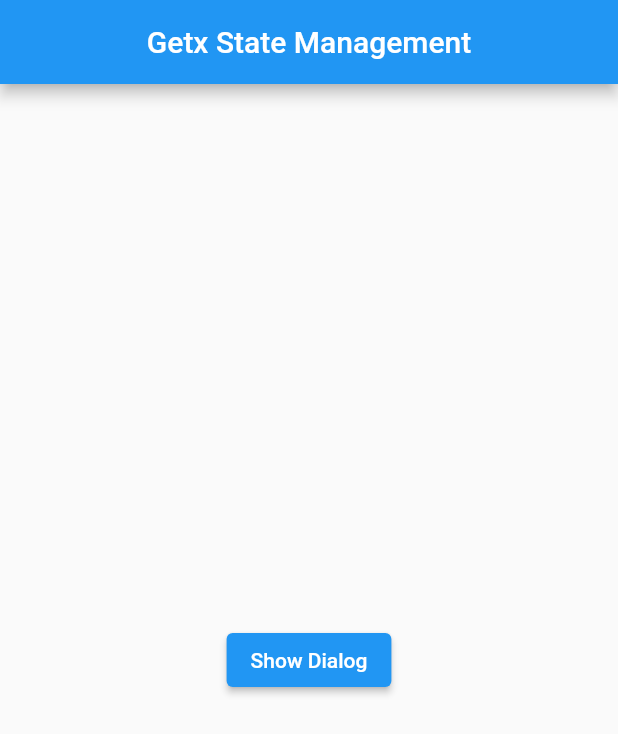
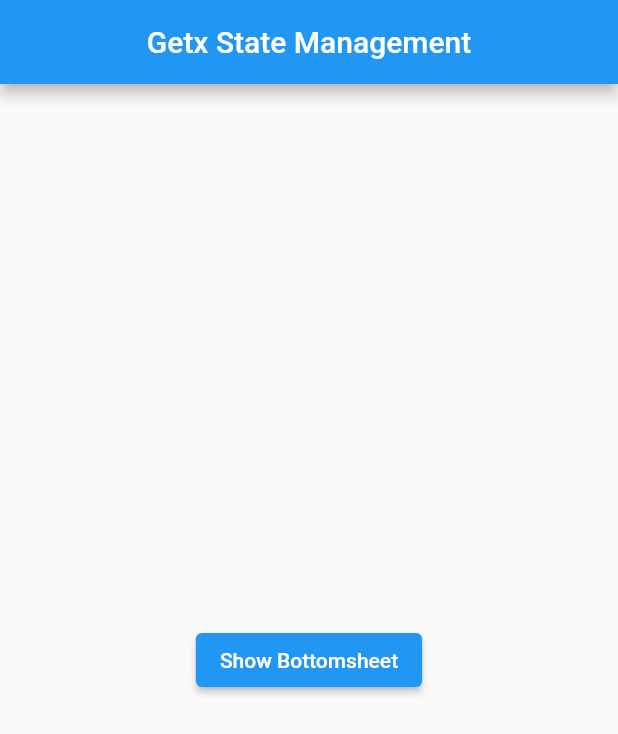
Before and after one commit to Harshhvermaa/Flutter-Getx-Tutorial, a Flutter app: the screen it shows after launch, on a phone screen of 412 x 824 dp. Shown: the top 734 px of the screen. Run offline on Flutter 3.47's test engine with Material 2 defaults, Android fonts, the light colour scheme and no system bars; our stand-ins replace get.

Commit message:
bottomSheet

```diff
--- a/lib/main.dart
+++ b/lib/main.dart
@@ -1,5 +1,6 @@
 import 'package:flutter/material.dart';
 import 'package:get/get.dart';
+import 'package:getx_statemanagement/views/bottomsheet.dart';
 import 'package:getx_statemanagement/views/customdialog.dart';
 import 'package:getx_statemanagement/views/show_snackbar.dart';
 
@@ -13,7 +14,7 @@ class MyApp extends StatelessWidget {
   @override
   Widget build(BuildContext context) {
     return GetMaterialApp(
-      home: CustomDialog()
+      home: ShowBottomSheet()
     );
   }
 }
--- /dev/null
+++ b/lib/views/bottomsheet.dart
@@ -0,0 +1,52 @@
+import 'package:flutter/material.dart';
+import 'package:get/get.dart';
+
+class ShowBottomSheet extends StatelessWidget {
+  const ShowBottomSheet({super.key});
+
+  @override
+  Widget build(BuildContext context) {
+    return Scaffold(
+      appBar: AppBar(
+        title: Text("Getx State Management"),
+        centerTitle: true,
+      ),
+      body: Container(
+        height: double.infinity,
+        width: double.infinity,
+        child: Column(
+          mainAxisAlignment: MainAxisAlignment.center,
+          children: [
+            ElevatedButton(onPressed: () {
+              // Get.bottomSheet(
+              //   Column(
+              //     mainAxisAlignment: MainAxisAlignment.spaceEvenly,
+              //     children: [
+              //       const SizedBox(height: 20),
+              //       const Center(
+              //         child: Text(
+              //           'Bottom Sheet',
+              //           style: TextStyle(fontSize: 18),
+              //         ),
+              //       ),
+              //       OutlinedButton(
+              //         onPressed: () {
+              //           Get.back();
+              //         },
+              //         child: const Text('Close'),
+              //       ),
+              //     ],
+              //   ),
+              //   backgroundColor: Colors.white,
+              //   elevation: 0,
+              //   shape: RoundedRectangleBorder(
+              //     borderRadius: BorderRadius.circular(10),
+              //   ),
+              // );
+            }, child: Text("Show Bottomsheet"))
+          ],
+        ),
+      ),
+    );
+  }
+}
```
